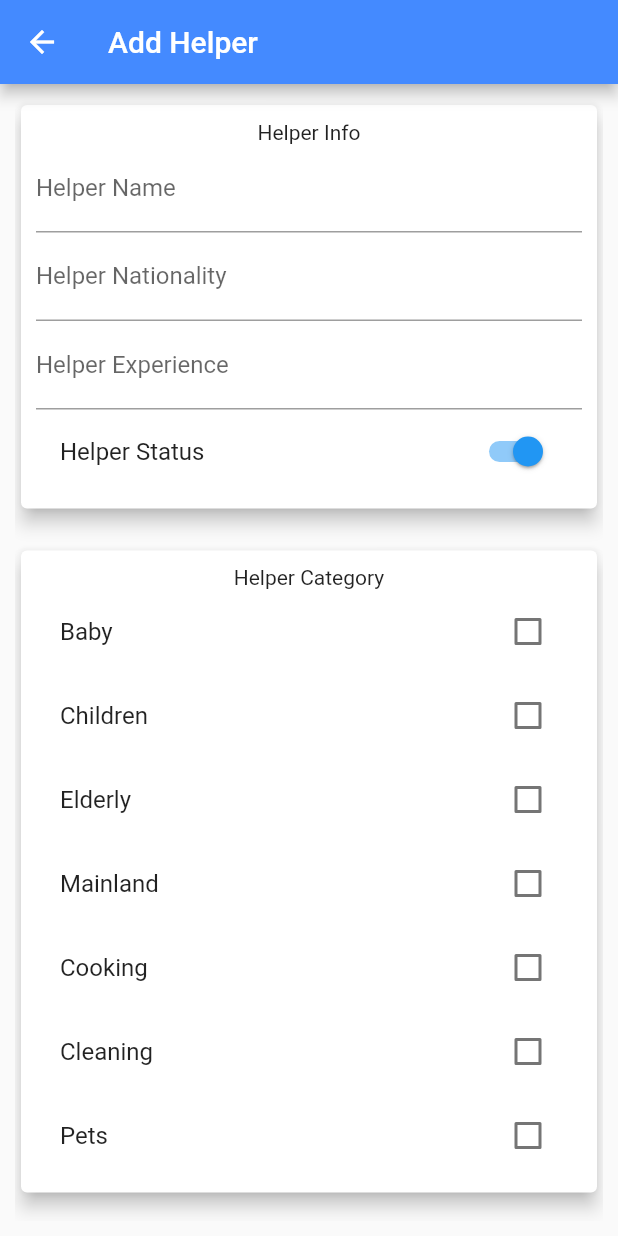
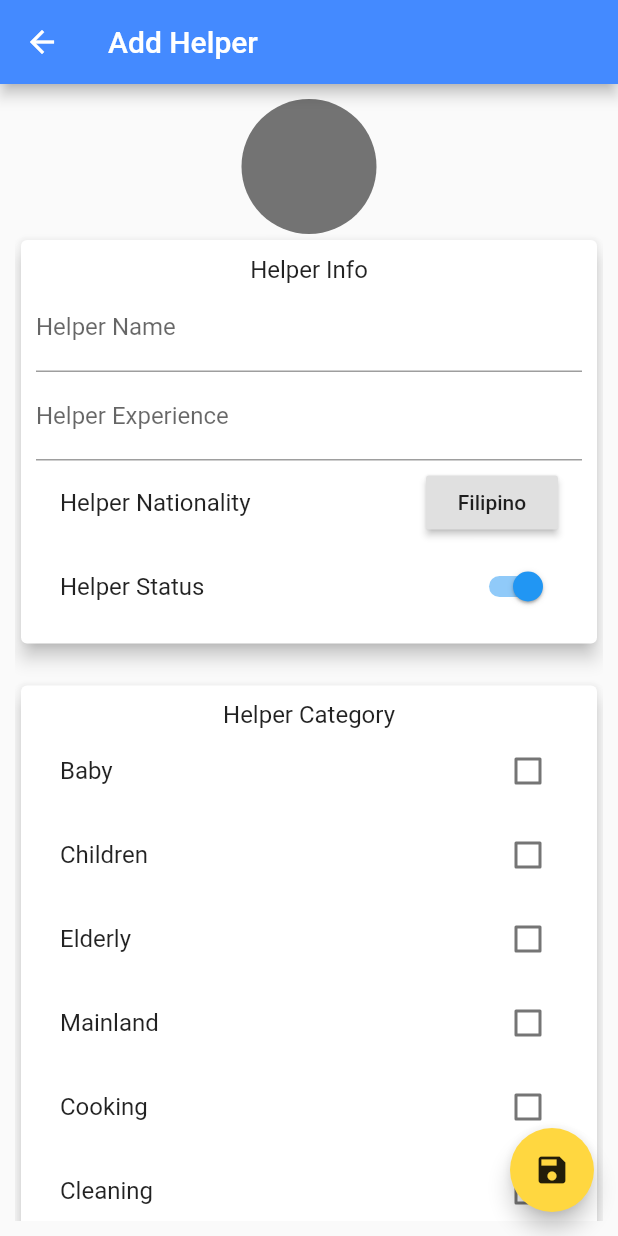
Before and after one commit to jamesycy/limastar_controller, a Flutter app: the AddHelperScreen screen opened directly with empty values, on a phone screen of 412 x 824 dp. Run offline on Flutter 3.47's test engine with Material 2 defaults, Android fonts, the phone set to English and light mode, and no system bars; our stand-ins replace cloud_firestore, firebase_auth, firebase_storage, image_cropper, image_picker; accounts and stored records are empty.

Commit message:
Initial Commit

```diff
--- a/lib/screen/add_helper/AddHelperScreen.dart
+++ b/lib/screen/add_helper/AddHelperScreen.dart
@@ -1,5 +1,7 @@
 import 'package:flutter/material.dart';
+import 'package:image_picker/image_picker.dart';
 import 'package:cloud_firestore/cloud_firestore.dart';
+import 'package:firebase_storage/firebase_storage.dart';
 
 class AddHelperScreen extends StatefulWidget {
   final String tripid;
@@ -12,9 +14,12 @@ class AddHelperScreen extends StatefulWidget {
 
 class _AddHelperScreen extends State<AddHelperScreen> {
   final _fs = Firestore.instance;
+  final _storage = FirebaseStorage.instance;
+  final _isLoading = false;
 
-  final _name = TextEditingController();
-  final _nationality = TextEditingController();
+  var _avatar;
+  var _name = TextEditingController();
+  var _nationality = "Filipino";
   final _experience = TextEditingController();
   final _category = {
     "baby": false,
@@ -27,16 +32,55 @@ class _AddHelperScreen extends State<AddHelperScreen> {
   };
   var _available = true;
 
+  Widget _actionSheet() {
+    return RaisedButton(
+      child: Text(_nationality),
+      onPressed: () {
+        showModalBottomSheet(
+          context: context,
+          builder: (BuildContext context) {
+            return Column(
+              mainAxisSize: MainAxisSize.min,
+              children: <Widget>[
+                ListTile(title: Text("Filipino"), onTap: () {
+                  setState(() {
+                    _nationality = "Filipino";
+                    Navigator.of(context).pop();
+                  });
+                }),
+                ListTile(title: Text("Indonesian"), onTap: () {
+                  setState(() {
+                    _nationality = "Indonesian";
+                    Navigator.of(context).pop();
+                  });
+                })
+              ],
+            );
+          }
+        );
+      }
+    );
+  }
+
+  _uploadAvatar(String helperid) async {
+    final upload = _storage.ref().child('avatar/${widget.tripid}/${helperid}').putFile(_avatar);
+    final downloadUrl = (await upload.future).downloadUrl;
+    await _fs.collection("helpers").document(helperid).updateData({
+      "avatar": downloadUrl.toString()
+    });
+    Navigator.of(context).pop();
+  }
+
   _saveHelper() {
     _fs.collection("helpers").add({
       "name": _name.text,
-      "nationality": _nationality.text,
+      "nationality": _nationality,
       "experience": _experience.text,
       "available": _available,
       "category": _category,
-      "tripid": widget.tripid
-    }).then((_) {
-      Navigator.of(context).pop();
+      "tripid": widget.tripid,
+    }).then((result) {
+      _uploadAvatar(result.documentID);
     }).catchError((error) {
       showDialog(context: context, builder: (BuildContext context) => AlertDialog(
         title: Text("Error"),
@@ -46,6 +90,13 @@ class _AddHelperScreen extends State<AddHelperScreen> {
         ]
       ));
     });
+  }
+
+  bool _verifyInput() {
+    if (_name.text.isNotEmpty && _available != null && _category != null) {
+      return true;
+    }
+    return false;
   }
 
   @override
@@ -59,16 +110,34 @@ class _AddHelperScreen extends State<AddHelperScreen> {
           child: SingleChildScrollView(
             child: Column(
               children: <Widget>[
+                FlatButton(
+                  color: Colors.transparent,
+                  onPressed: () {
+                    setState(() {
+                      ImagePicker.pickImage(source: ImageSource.gallery, maxWidth: 600.0, maxHeight: 600.0).then((file) {
+                        setState(() {
+                          _avatar = file;
+                        });
+                      });
+                    });
+                  },
+                  child: CircleAvatar(
+                    backgroundColor: _avatar != null ? Colors.transparent : Colors.black54,
+                    backgroundImage: _avatar != null ? FileImage(_avatar) : null,
+                    radius: 45.0,
+                  )
+                ),
+
                 Card(
                   elevation: 5.0,
                   child: Padding(
                     padding: EdgeInsets.all(10.0),
                     child: Column(
                       children: <Widget>[
-                        Text("Helper Info"),
+                        Text("Helper Info", style: TextStyle(fontSize: 16.0)),
                         TextFormField(controller: _name, decoration: InputDecoration(labelText: "Helper Name")),
-                        TextFormField(controller: _nationality, decoration: InputDecoration(labelText: "Helper Nationality")),
                         TextFormField(controller: _experience, decoration: InputDecoration(labelText: "Helper Experience")),
+                        ListTile(title: Text("Helper Nationality"), trailing: _actionSheet()),
                         ListTile(
                           title: Text("Helper Status"),
                           trailing: Switch(value: _available, onChanged: (value) {
@@ -90,7 +159,7 @@ class _AddHelperScreen extends State<AddHelperScreen> {
                     padding: EdgeInsets.all(10.0),
                     child: Column(
                       children: <Widget>[
-                        Text("Helper Category"),
+                        Text("Helper Category", style: TextStyle(fontSize: 16.0)),
                         CheckboxListTile(
                           title: Text("Baby"),
                           value: _category["baby"],
@@ -130,21 +199,35 @@ class _AddHelperScreen extends State<AddHelperScreen> {
                     )
                   )
                 ),
+                Padding(padding: EdgeInsets.symmetric(vertical: 18.0))
 
-                Padding(padding: EdgeInsets.all(12.0)),
-
-                RaisedButton(
-                  child: Text("Save Helper"),
-                  color: Colors.blueAccent,
-                  textColor: Colors.white,
-                  onPressed: () {
-                    _saveHelper();
-                  }
-                )
               ]
             )
           )
-        )
+        ),
+        floatingActionButton: FloatingActionButton(
+          onPressed: () {
+            if (_isLoading == false) {
+              final result = _verifyInput();
+              result ? _saveHelper() : showDialog(
+                context: context,
+                builder: (BuildContext context) => AlertDialog(
+                  title: Text("Error"),
+                  content: Text("Some fields is missing"),
+                  actions: <Widget>[
+                    FlatButton(
+                      child: Text("Dismiss"),
+                      onPressed: () { Navigator.of(context).pop(); }
+                    )
+                  ],
+                )
+              );
+            }
+          },
+          child: Icon(Icons.save),
+          backgroundColor: Colors.amberAccent,
+          foregroundColor: Colors.black87,
+        ),
       );
     }
 }
--- a/lib/screen/edit_trip/EditTripScreen.dart
+++ b/lib/screen/edit_trip/EditTripScreen.dart
@@ -19,7 +19,7 @@ class _EditTripState extends State<EditTripScreen> {
   Widget _datePicker() {
     return RaisedButton(
       child: Text(_createdAt),
-      color: Colors.yellow,
+      color: Colors.amberAccent,
       textColor: Colors.black,
       onPressed: () async {
         final today = DateTime.now();
--- /dev/null
+++ b/lib/util/helper.dart
@@ -0,0 +1,44 @@
+import 'package:flutter/material.dart';
+import 'package:cloud_firestore/cloud_firestore.dart';
+
+class Helper {
+  String id;
+  String name;
+  String nationality;
+  String experience;
+  String tripid;
+  String avatar;
+  bool available;
+  Map<dynamic, dynamic> category;
+
+  Helper.fromSnapshot(DocumentSnapshot snapshot) :
+    this.id = snapshot.documentID,
+    this.name = snapshot.data['name'],
+    this.nationality = snapshot.data['nationality'],
+    this.experience = snapshot.data['experience'],
+    this.tripid = snapshot.data['tripid'],
+    this.avatar = snapshot.data['avatar'],
+    this.available = snapshot.data['available'],
+    this.category = snapshot.data['category'];
+
+  Helper.fromJson(Map<String, dynamic> json, String helperid) :
+    this.id = helperid,
+    this.name = json['name'],
+    this.nationality = json['nationality'],
+    this.experience = json['experience'],
+    this.tripid = json['tripid'],
+    this.avatar = json['avatar'],
+    this.available = json['available'],
+    this.category = json['category'];
+
+  Map<String, dynamic> toJson() => {
+    "name": this.name,
+    "nationality": this.nationality,
+    "experience": this.experience,
+    "tripid": this.tripid,
+    "avatar": this.avatar,
+    "available": this.available,
+    "category": this.category
+  };
+
+}
--- a/pubspec.yaml
+++ b/pubspec.yaml
@@ -11,6 +11,10 @@ dependencies:
 
   firebase_auth: ^0.5.19
   cloud_firestore: ^0.7.4
+  firebase_storage: ^1.0.2
+  image_picker: ^0.4.7
+  image_cropper: ^0.0.5
+
 
 dev_dependencies:
   flutter_test:
```
Also changed, not shown: lib/screen/add_trip/AddTripScreen.dart (+11 -16 lines), lib/screen/edit_helper/EditHelperScreen.dart (added, +226 -0 lines), lib/screen/helper_detail/HelperDetailScreen.dart (added, +136 -0 lines), lib/screen/helper_list/HelperListScreen.dart (+27 -15 lines), lib/screen/home/HomeScreen.dart (+23 -10 lines), lib/screen/trip_detail/TripDetailScreen.dart (+24 -36 lines), lib/util/trip.dart (added, +22 -0 lines), pubspec.lock, 4 other files.
